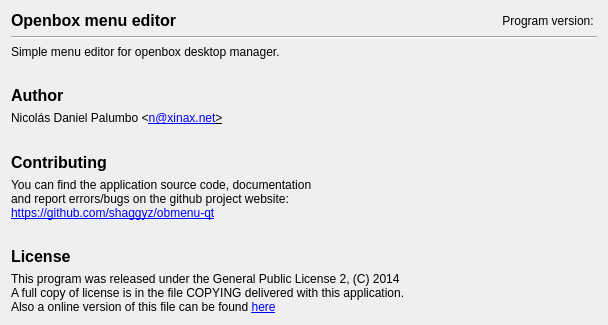
First picture: the form in ob_menu_qt/ui/about.ui, repository shaggyz/obmenu-qt, before the edit.
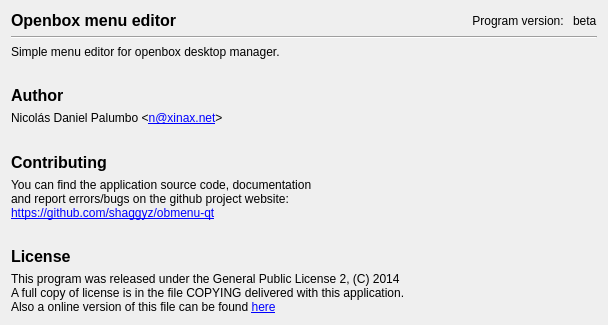
Second picture: the form after the edit.

The edit to the form file:
```diff
--- a/ob_menu_qt/ui/about.ui
+++ b/ob_menu_qt/ui/about.ui
@@ -40,7 +40,7 @@
         </widget>
        </item>
        <item>
-        <widget class="QLabel" name="lblVersion">
+        <widget class="QLabel" name="label_10">
          <property name="layoutDirection">
           <enum>Qt::LeftToRight</enum>
          </property>
@@ -52,6 +52,19 @@
          </property>
         </widget>
        </item>
+       <item>
+        <widget class="QLabel" name="lblVersion">
+         <property name="sizePolicy">
+          <sizepolicy hsizetype="Fixed" vsizetype="Preferred">
+           <horstretch>0</horstretch>
+           <verstretch>0</verstretch>
+          </sizepolicy>
+         </property>
+         <property name="text">
+          <string>beta</string>
+         </property>
+        </widget>
+       </item>
       </layout>
      </item>
      <item>
@@ -106,7 +119,13 @@
      <item>
       <widget class="QLabel" name="label_8">
        <property name="text">
-        <string>&lt;html&gt;&lt;head/&gt;&lt;body&gt;&lt;p&gt;Nicolás Daniel Palumbo &amp;lt;&lt;a href=&quot;mailto=n@xinax.net&quot;&gt;&lt;span style=&quot; text-decoration: underline; color:#0000ff;&quot;&gt;n@xinax.net&lt;/span&gt;&lt;/a&gt;&lt;a href=&quot;mailto=n@xinax.net&quot;&gt;&lt;span style=&quot; color:#000000;&quot;&gt;&amp;gt;&lt;/span&gt;&lt;/a&gt;&lt;/p&gt;&lt;/body&gt;&lt;/html&gt;</string>
+        <string>&lt;html&gt;
+&lt;head/&gt;
+&lt;body&gt;
+&lt;p&gt;Nicolás Daniel Palumbo &amp;lt;&lt;a  href=&quot;mailto:n@xinax.net&quot;&gt;n@xinax.net&lt;/a&gt;&amp;gt;&lt;/p&gt;&lt;/body&gt;&lt;/html&gt;</string>
+       </property>
+       <property name="openExternalLinks">
+        <bool>true</bool>
        </property>
       </widget>
      </item>
```
Left out of the diff: 5 changed lines with no effect on the pictures.
